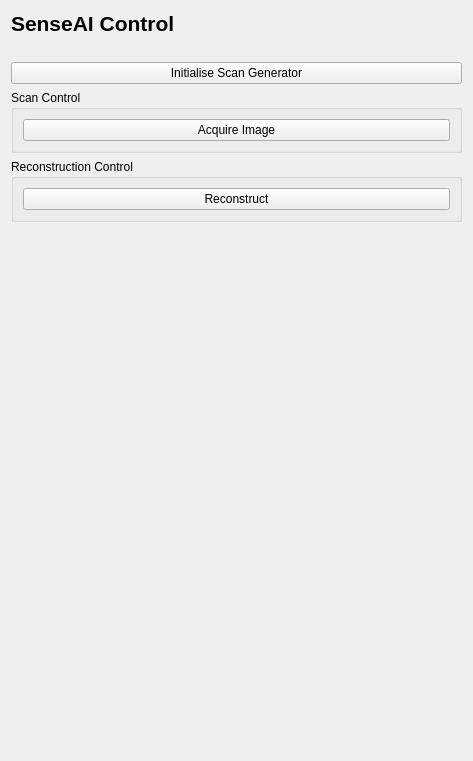
Above: fibsem/ui/qtdesigner_files/SenseAIControlWidget.ui from Rohit-Kannachel/fibsem-os-NYSBC before the change. Below: the same form after it.
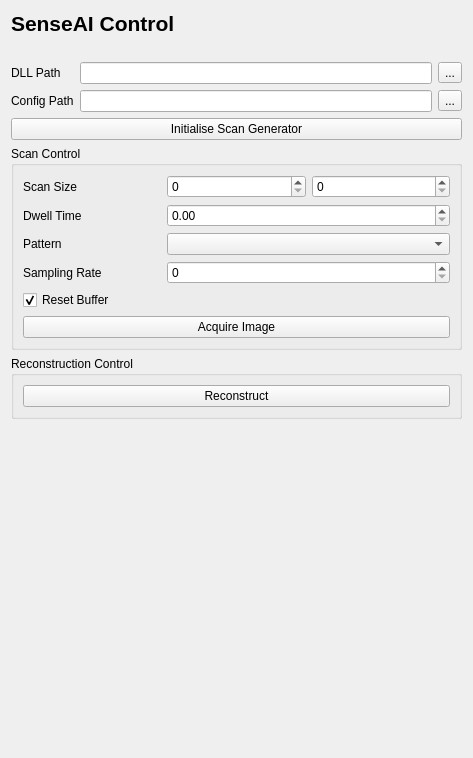
That is the form after the change. Icons and pictures are not drawn.

Commit message: scangen control UI classes

What changed in the file:
```diff
--- a/fibsem/ui/qtdesigner_files/SenseAIControlWidget.ui
+++ b/fibsem/ui/qtdesigner_files/SenseAIControlWidget.ui
@@ -7,30 +7,57 @@
     <x>0</x>
     <y>0</y>
     <width>473</width>
-    <height>761</height>
+    <height>758</height>
    </rect>
   </property>
   <property name="windowTitle">
    <string>Form</string>
   </property>
   <layout class="QGridLayout" name="gridLayout">
-   <item row="4" column="0">
-    <widget class="QGroupBox" name="groupBox_Reconstruct_control">
-     <property name="title">
-      <string>Reconstruction Control</string>
+   <item row="2" column="1">
+    <widget class="QLineEdit" name="lineEdit_dllPath"/>
+   </item>
+   <item row="2" column="0">
+    <widget class="QLabel" name="label_2">
+     <property name="text">
+      <string>DLL Path</string>
      </property>
-     <layout class="QGridLayout" name="gridLayout_3">
-      <item row="0" column="0">
-       <widget class="QPushButton" name="pushButton_Reconstruct">
-        <property name="text">
-         <string>Reconstruct</string>
-        </property>
-       </widget>
-      </item>
-     </layout>
     </widget>
    </item>
-   <item row="0" column="0">
+   <item row="7" column="0" colspan="2">
+    <spacer name="verticalSpacer">
+     <property name="orientation">
+      <enum>Qt::Vertical</enum>
+     </property>
+     <property name="sizeHint" stdset="0">
+      <size>
+       <width>20</width>
+       <height>40</height>
+      </size>
+     </property>
+    </spacer>
+   </item>
+   <item row="2" column="2">
+    <widget class="QToolButton" name="toolButton_dll_load">
+     <property name="text">
+      <string>...</string>
+     </property>
+    </widget>
+   </item>
+   <item row="1" column="0" colspan="3">
+    <widget class="QLabel" name="label">
+     <property name="text">
+      <string/>
+     </property>
+     <property name="pixmap">
+      <pixmap>../../util/resources/logos/senseAI.png</pixmap>
+     </property>
+     <property name="alignment">
+      <set>Qt::AlignCenter</set>
+     </property>
+    </widget>
+   </item>
+   <item row="0" column="0" colspan="3">
     <widget class="QLabel" name="label_SenseAI">
      <property name="font">
       <font>
@@ -44,33 +71,81 @@
      </property>
     </widget>
    </item>
-   <item row="2" column="0">
+   <item row="4" column="0" colspan="3">
     <widget class="QPushButton" name="pushButton_init_scanGen">
      <property name="text">
       <string>Initialise Scan Generator</string>
      </property>
     </widget>
    </item>
-   <item row="1" column="0">
-    <widget class="QLabel" name="label">
-     <property name="text">
-      <string/>
-     </property>
-     <property name="pixmap">
-      <pixmap>../../util/resources/logos/senseAI.png</pixmap>
-     </property>
-     <property name="alignment">
-      <set>Qt::AlignCenter</set>
-     </property>
-    </widget>
-   </item>
-   <item row="3" column="0">
+   <item row="5" column="0" colspan="3">
     <widget class="QGroupBox" name="groupBox_ScanControl">
      <property name="title">
       <string>Scan Control</string>
      </property>
      <layout class="QGridLayout" name="gridLayout_2">
+      <item row="3" column="0">
+       <widget class="QLabel" name="label_7">
+        <property name="text">
+         <string>Sampling Rate</string>
+        </property>
+       </widget>
+      </item>
+      <item row="1" column="0">
+       <widget class="QLabel" name="label_5">
+        <property name="text">
+         <string>Dwell Time</string>
+        </property>
+       </widget>
+      </item>
       <item row="0" column="0">
+       <widget class="QLabel" name="label_4">
+        <property name="text">
+         <string>Scan Size</string>
+        </property>
+       </widget>
+      </item>
+      <item row="0" column="1">
+       <widget class="QSpinBox" name="spinBox_ScanSizeX">
+        <property name="maximum">
+         <number>100000</number>
+        </property>
+       </widget>
+      </item>
+      <item row="4" column="0">
+       <widget class="QCheckBox" name="checkBox_resetBuffer">
+        <property name="text">
+         <string>Reset Buffer</string>
+        </property>
+        <property name="checked">
+         <bool>true</bool>
+        </property>
+       </widget>
+      </item>
+      <item row="2" column="0">
+       <widget class="QLabel" name="label_6">
+        <property name="text">
+         <string>Pattern</string>
+        </property>
+       </widget>
+      </item>
+      <item row="0" column="2">
+       <widget class="QSpinBox" name="spinBox_ScanSizeY">
+        <property name="maximum">
+         <number>100000</number>
+        </property>
+       </widget>
+      </item>
+      <item row="1" column="1" colspan="2">
+       <widget class="QDoubleSpinBox" name="doubleSpinBox_DwellTime"/>
+      </item>
+      <item row="2" column="1" colspan="2">
+       <widget class="QComboBox" name="comboBox_ScanPattern"/>
+      </item>
+      <item row="3" column="1" colspan="2">
+       <widget class="QSpinBox" name="spinBox_SamplingRate"/>
+      </item>
+      <item row="5" column="0" colspan="3">
        <widget class="QPushButton" name="pushButton_AcquireImage">
         <property name="text">
          <string>Acquire Image</string>
@@ -80,18 +155,38 @@
      </layout>
     </widget>
    </item>
-   <item row="5" column="0">
-    <spacer name="verticalSpacer">
-     <property name="orientation">
-      <enum>Qt::Vertical</enum>
+   <item row="6" column="0" colspan="3">
+    <widget class="QGroupBox" name="groupBox_Reconstruct_control">
+     <property name="title">
+      <string>Reconstruction Control</string>
      </property>
-     <property name="sizeHint" stdset="0">
-      <size>
-       <width>20</width>
-       <height>40</height>
-      </size>
+     <layout class="QGridLayout" name="gridLayout_3">
+      <item row="0" column="0">
+       <widget class="QPushButton" name="pushButton_Reconstruct">
+        <property name="text">
+         <string>Reconstruct</string>
+        </property>
+       </widget>
+      </item>
+     </layout>
+    </widget>
+   </item>
+   <item row="3" column="0">
+    <widget class="QLabel" name="label_3">
+     <property name="text">
+      <string>Config Path</string>
      </property>
-    </spacer>
+    </widget>
+   </item>
+   <item row="3" column="1">
+    <widget class="QLineEdit" name="lineEdit_ConfigPath"/>
+   </item>
+   <item row="3" column="2">
+    <widget class="QToolButton" name="toolButton_config_load">
+     <property name="text">
+      <string>...</string>
+     </property>
+    </widget>
    </item>
   </layout>
  </widget>
```
The commit also changes 4 other files.
